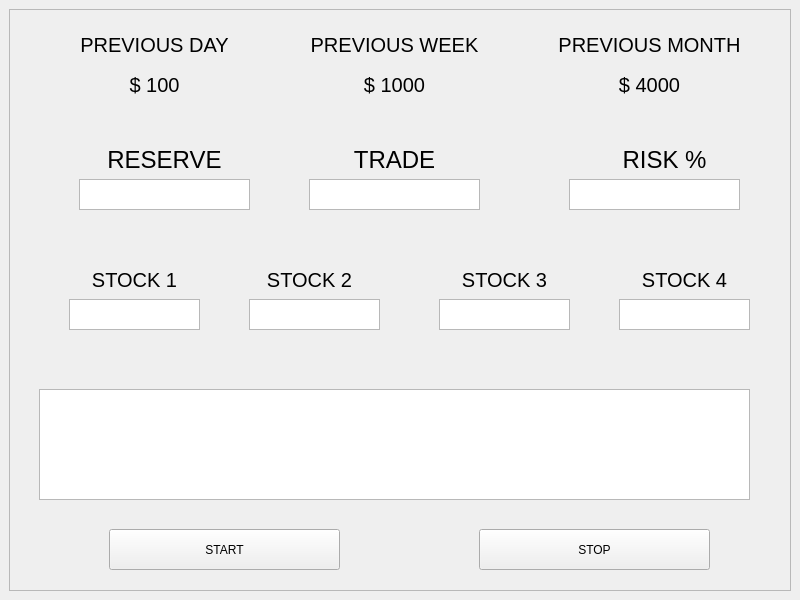
This is dashboardx.ui in deepikaravi04/Desktop-Application-PYQT6 as Qt 5 draws it before an edit. The edited form follows.
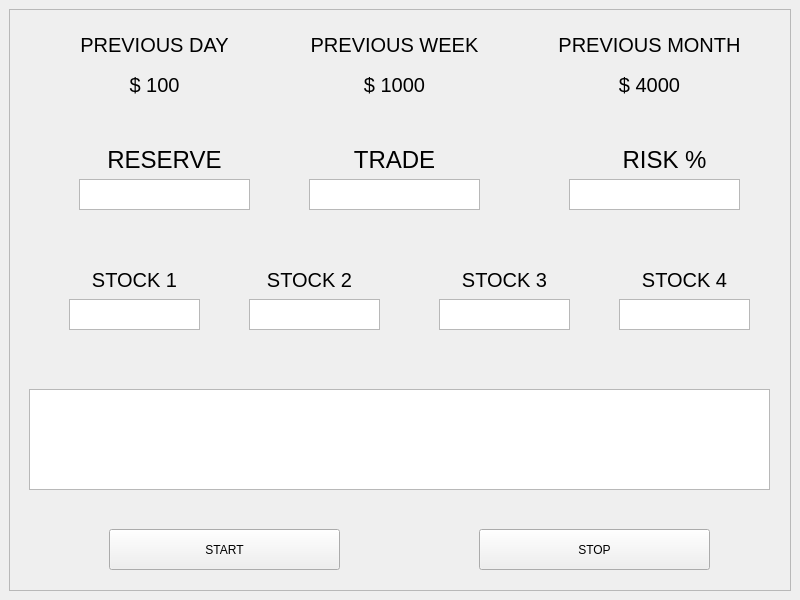
This is the edited form.

Patch:
```diff
--- a/dashboardx.ui
+++ b/dashboardx.ui
@@ -405,13 +405,13 @@
         </rect>
        </property>
       </widget>
-      <widget class="QPlainTextEdit" name="plainTextEdit">
+      <widget class="QGraphicsView" name="graphicsView">
        <property name="geometry">
         <rect>
-         <x>30</x>
+         <x>20</x>
          <y>380</y>
-         <width>711</width>
-         <height>111</height>
+         <width>741</width>
+         <height>101</height>
         </rect>
        </property>
       </widget>
```
